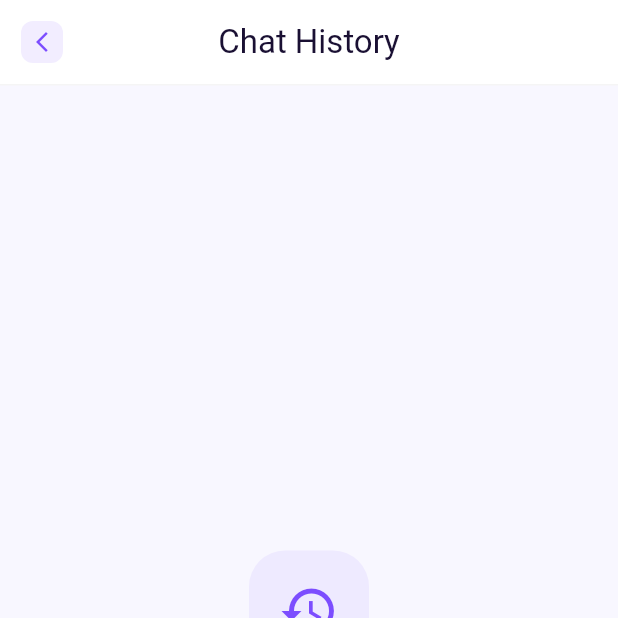
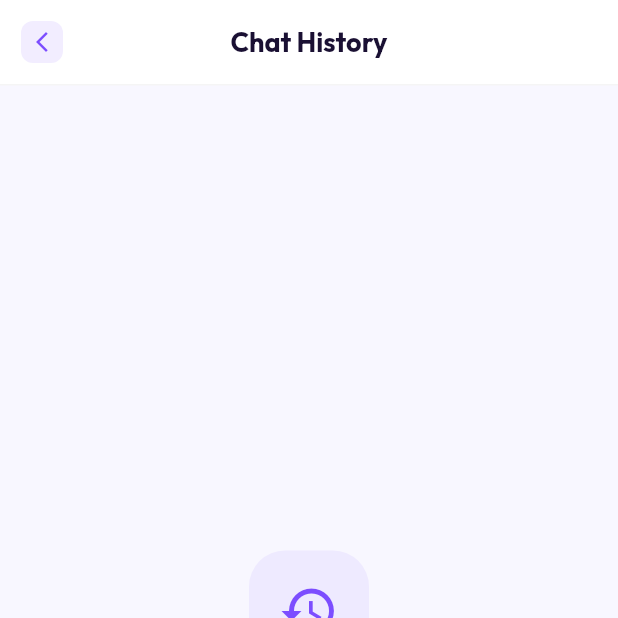
Before and after one commit to atharvv23/smart_assistant_app, a Flutter app: the HistoryScreen screen opened by its route, on a phone screen of 412 x 824 dp, the top half of it. Run offline on Flutter 3.47's test engine with Material 3 defaults, Android fonts, the phone set to English and light mode, and no system bars; our stand-ins replace google_fonts.

```diff
--- a/lib/providers/suggestions_provider.dart
+++ b/lib/providers/suggestions_provider.dart
@@ -12,7 +12,7 @@ class SuggestionsProvider extends ChangeNotifier {
   bool _isLoadingMore = false;
   String? _error;
   int _currentPage = 1;
-  final int _limit = 20;
+  final int _limit = 10;
 
   List<Suggestion> get suggestions => _suggestions;
   Pagination? get pagination => _pagination;
--- a/lib/screens/history_screen.dart
+++ b/lib/screens/history_screen.dart
@@ -24,10 +24,13 @@ class _HistoryScreenState extends State<HistoryScreen> {
 
   @override
   Widget build(BuildContext context) {
+    final isDark = Theme.of(context).brightness == Brightness.dark;
+
     return Scaffold(
-      backgroundColor: const Color(0xFFF8F7FF),
+      backgroundColor:
+          isDark ? AppTheme.darkBackground : const Color(0xFFF8F7FF),
       appBar: AppBar(
-        backgroundColor: Colors.white,
+        backgroundColor: isDark ? AppTheme.darkSurface : Colors.white,
         elevation: 0,
         leading: IconButton(
           icon: Container(
@@ -41,10 +44,19 @@ class _HistoryScreenState extends State<HistoryScreen> {
           ),
           onPressed: () => Navigator.pop(context),
         ),
-        title: const Text('Chat History'),
+        title: Text(
+          'Chat History',
+          style: GoogleFonts.outfit(
+            fontSize: 18,
+            fontWeight: FontWeight.w700,
+            color: isDark ? AppTheme.darkTextPrimary : AppTheme.textPrimary,
+          ),
+        ),
         bottom: PreferredSize(
           preferredSize: const Size.fromHeight(1),
-          child: Container(height: 1, color: Colors.grey.withOpacity(0.1)),
+          child: Container(
+              height: 1,
+              color: isDark ? Colors.white10 : Colors.grey.withOpacity(0.1)),
         ),
       ),
       body: Consumer<HistoryProvider>(
@@ -67,13 +79,18 @@ class _HistoryScreenState extends State<HistoryScreen> {
                         color: Colors.red, size: 40),
                   ),
                   const SizedBox(height: 12),
-                  Text(provider.error!,
-                      style: const TextStyle(color: AppTheme.textSecondary)),
+                  Text(
+                    provider.error!,
+                    style: GoogleFonts.outfit(
+                        color: isDark
+                            ? AppTheme.darkTextSecondary
+                            : AppTheme.textSecondary),
+                  ),
                   const SizedBox(height: 16),
                   ElevatedButton.icon(
                     onPressed: provider.fetchHistory,
                     icon: const Icon(Icons.refresh),
-                    label: const Text('Retry'),
+                    label: Text('Retry', style: GoogleFonts.outfit()),
                   ),
                 ],
               ),
@@ -100,7 +117,9 @@ class _HistoryScreenState extends State<HistoryScreen> {
                     style: GoogleFonts.outfit(
                       fontSize: 18,
                       fontWeight: FontWeight.w700,
-                      color: AppTheme.textPrimary,
+                      color: isDark
+                          ? AppTheme.darkTextPrimary
+                          : AppTheme.textPrimary,
                     ),
                   ),
                   const SizedBox(height: 6),
@@ -108,7 +127,9 @@ class _HistoryScreenState extends State<HistoryScreen> {
                     'Start a chat to see your history here',
                     style: GoogleFonts.outfit(
                       fontSize: 13,
-                      color: AppTheme.textSecondary,
+                      color: isDark
+                          ? AppTheme.darkTextSecondary
+                          : AppTheme.textSecondary,
                       fontWeight: FontWeight.w500,
                     ),
                   ),
@@ -133,7 +154,7 @@ class _HistoryScreenState extends State<HistoryScreen> {
                     const SizedBox(width: 8),
                     Text(
                       '${provider.history.length} messages in history',
-                      style: const TextStyle(
+                      style: GoogleFonts.outfit(
                         color: AppTheme.primary,
                         fontWeight: FontWeight.w600,
                         fontSize: 13,
--- a/lib/screens/home_screen.dart
+++ b/lib/screens/home_screen.dart
@@ -49,7 +49,6 @@ class _HomeScreenState extends State<HomeScreen> {
       key: _scaffoldKey,
       backgroundColor: isDark ? AppTheme.darkBackground : AppTheme.background,
 
-      // ── DRAWER ──────────────────────────────────────────────
       drawer: Drawer(
         backgroundColor: isDark ? AppTheme.darkSurface : Colors.white,
         shape: const RoundedRectangleBorder(
@@ -60,7 +59,6 @@ class _HomeScreenState extends State<HomeScreen> {
         ),
         child: Column(
           children: [
-            // Drawer header
             Container(
               width: double.infinity,
               padding: const EdgeInsets.fromLTRB(20, 60, 20, 28),
@@ -334,12 +332,10 @@ class _HomeScreenState extends State<HomeScreen> {
                   ),
                 ),
 
-                // ── COLLAPSIBLE HEADER ───────────────────────
                 SliverToBoxAdapter(
                   child: Column(
                     crossAxisAlignment: CrossAxisAlignment.start,
                     children: [
-                      // Banner
                       Container(
                         width: double.infinity,
                         margin: const EdgeInsets.all(16),
@@ -427,7 +423,6 @@ class _HomeScreenState extends State<HomeScreen> {
                         ),
                       ),
 
-                      // Suggestions label
                       Padding(
                         padding: const EdgeInsets.symmetric(
                             horizontal: 16, vertical: 6),
@@ -447,7 +442,6 @@ class _HomeScreenState extends State<HomeScreen> {
                   ),
                 ),
 
-                // ── SUGGESTIONS LIST ─────────────────────────
                 if (provider.isLoading)
                   const SliverFillRemaining(
                     child: LoadingIndicator(message: 'Loading suggestions...'),
--- a/lib/services/mock_api_service.dart
+++ b/lib/services/mock_api_service.dart
@@ -1,7 +1,7 @@
 import 'dart:async';
 
 class MockApiService {
-  static final List<Map<String, dynamic>> _allSuggestions = List.generate(10, (i) {
+  static final List<Map<String, dynamic>> _allSuggestions = List.generate(30, (i) {
     final items = [
       {'title': 'Summarize my notes', 'description': 'Get a concise summary of your text'},
       {'title': 'Generate email reply', 'description': 'Create a professional email response'},
```
